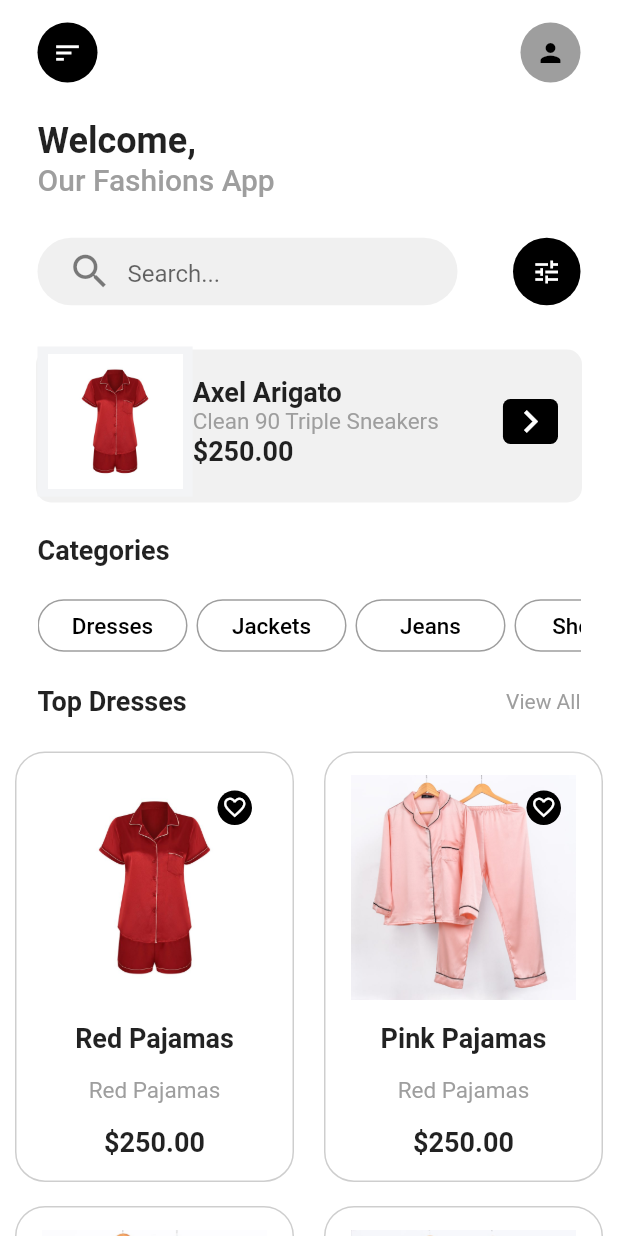
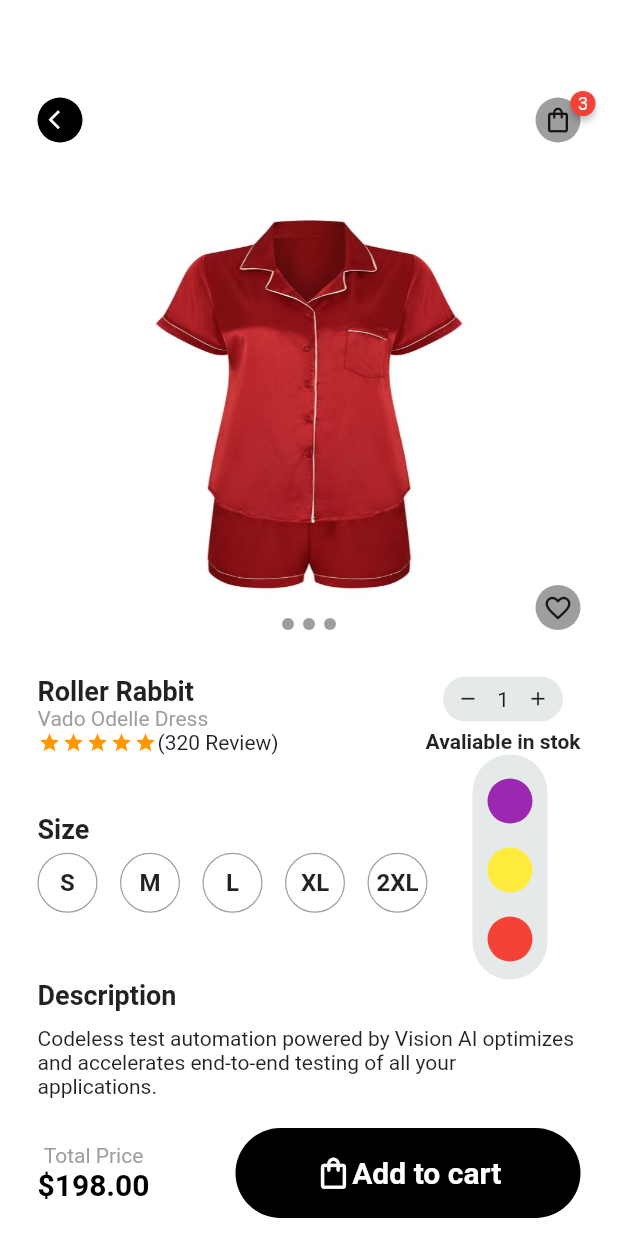
Before and after one commit to caominhbinh282/EcommerceMobileApp, a Flutter app: the screen it shows after launch, on a phone screen of 412 x 824 dp. Run offline on Flutter 3.47's test engine with Material 2 defaults, Android fonts, the light colour scheme and no system bars; drawn by our look-alikes of badges.

Commit message:
commit code frame 28

```diff
--- a/lib/main.dart
+++ b/lib/main.dart
@@ -1,3 +1,4 @@
+import 'package:ecommercemobileapp/screens/detail_screen.dart';
 import 'package:ecommercemobileapp/screens/home_screen.dart';
 import 'package:flutter/material.dart';
 
@@ -17,7 +18,7 @@ class MyApp extends StatelessWidget {
         scaffoldBackgroundColor: Colors.white,
       ),
       routes: {
-        "/" : (context) => HomeScreen()
+        "/" : (context) => DetailScreen()
       },
       // home: SafeArea(
       //   child: HomePage(),
--- /dev/null
+++ b/lib/screens/detail_screen.dart
@@ -0,0 +1,441 @@
+import 'package:flutter/material.dart';
+import '../widgets/detail_appbar.dart';
+
+class DetailScreen extends StatelessWidget{
+
+  List imgList = ['images/image1.jpg','images/image2.jpg','images/image3.jpg'];
+  int _count = 0;
+  List<String> listSize = ['S', 'M', 'L', 'XL', '2XL'];
+  List<String> listColors = ['purple', 'yellow', 'red', 'black', 'blue','green'];
+
+  @override
+  Widget build(BuildContext context) {
+    return Scaffold(
+      body: CustomScrollView(
+        physics: ClampingScrollPhysics(),
+        clipBehavior: Clip.none,
+        shrinkWrap: true,
+        slivers: [
+          SliverToBoxAdapter(
+            child: SizedBox(
+              width: double.maxFinite,
+              height: 430,
+              child: Container(
+                padding: EdgeInsets.only(top: 50),
+                child: Container(
+                  child: Column(
+                    children: [
+                      DetailAppbar(),
+                      Stack(
+                        clipBehavior: Clip.none,
+                        children: [
+                          Container(
+                            padding: EdgeInsets.only(top: 50),
+                            width: double.maxFinite,
+                            height: 320,
+                            decoration: BoxDecoration(
+                                image: DecorationImage(
+                                  image: Image.asset(
+                                    "images/image1.jpg",
+                                  ).image,
+                                  fit: BoxFit.fill,
+                                )
+                            ),
+                          ),
+                          Container(
+                            width: double.maxFinite,
+                            height: 320,
+                            alignment: Alignment.bottomCenter,
+                            padding: EdgeInsets.only(bottom: 10),
+                            child: Row(
+                              mainAxisAlignment: MainAxisAlignment.center,
+                              children: [
+                                Container(
+                                  width: 8,
+                                  height: 8,
+                                  margin: EdgeInsets.symmetric(horizontal: 3),
+                                  decoration: BoxDecoration(
+                                      shape: BoxShape.circle,
+                                      color: Colors.grey
+                                  ),
+                                ),
+                                Container(
+                                  width: 8,
+                                  height: 8,
+                                  margin: EdgeInsets.symmetric(horizontal: 3),
+                                  decoration: BoxDecoration(
+                                      shape: BoxShape.circle,
+                                      color: Colors.grey
+                                  ),
+                                ),
+                                Container(
+                                  width: 8,
+                                  height: 8,
+                                  margin: EdgeInsets.symmetric(horizontal: 3),
+                                  decoration: BoxDecoration(
+                                      shape: BoxShape.circle,
+                                      color: Colors.grey
+                                  ),
+                                )
+                              ],
+                            ),
+                          ),
+                          Container(
+                            width: double.maxFinite,
+                            height: 320,
+                            alignment: Alignment.bottomRight,
+                            padding: EdgeInsets.only(right: 25,bottom: 10),
+                            child: InkWell(
+                              onTap: (){},
+                              child: Container(
+                                width: 30,
+                                height: 30,
+                                decoration: BoxDecoration(
+                                    color: Colors.grey,
+                                    shape: BoxShape.circle
+                                ),
+                                child: Icon(
+                                  Icons.favorite_border,
+                                  size: 20,
+                                ),
+                              ),
+                            ),
+                          )
+                        ],
+                      ),
+                    ],
+                  ),
+                ),
+              ),
+            ),
+          ),
+          SliverToBoxAdapter(
+            child: Container(
+              padding: EdgeInsets.symmetric(horizontal: 25,vertical: 20),
+              width: double.maxFinite,
+              height: double.maxFinite,
+              child: Column(
+                children: [
+                  Row(
+                    mainAxisAlignment: MainAxisAlignment.spaceBetween,
+                    children: [
+                      Column(
+                        crossAxisAlignment: CrossAxisAlignment.start,
+                        children: [
+                          Text(
+                            'Roller Rabbit',
+                            style: TextStyle(
+                                fontSize: 18,
+                                fontWeight: FontWeight.bold
+                            ),
+                          ),
+                          Text(
+                            'Vado Odelle Dress',
+                            style: TextStyle(
+                                fontSize: 14,
+                                color: Colors.grey
+                            ),
+                          ),
+                          Row(
+                            children: [
+                              Container(
+                                width: 80,
+                                child: Row(
+                                  children: [
+                                    for(int i = 0; i < 5; i++)
+                                      Expanded(
+                                          flex: 1,
+                                          child: Icon(
+                                            Icons.star,
+                                            color: Colors.orange,
+                                            size: 15,
+                                          )
+                                      )
+                                  ],
+                                ),
+                              ),
+                              Text(
+                                '\(320 Review\)',
+                                style: TextStyle(
+                                    fontSize: 14
+                                ),
+                              )
+                            ],
+                          ),
+                        ],
+                      ),
+                      Column(
+                        children: [
+                          Container(
+                            width: 80,
+                            height: 30,
+                            padding: EdgeInsets.symmetric(horizontal: 5),
+                            decoration: BoxDecoration(
+                                borderRadius: BorderRadius.circular(30),
+                                color: Color(0xFFE5E9EA)
+                            ),
+                            child: Row(
+                              crossAxisAlignment: CrossAxisAlignment.center,
+                              mainAxisAlignment: MainAxisAlignment.center,
+                              children: [
+                                Expanded(
+                                    flex: 1,
+                                    child: Center(
+                                      child: Icon(
+                                        Icons.remove,
+                                        size: 15,
+                                      ),
+                                    )
+                                ),
+                                Expanded(
+                                    flex: 1,
+                                    child: Center(
+                                      child: Text(
+                                        '1',
+                                        style: TextStyle(
+                                            fontSize: 14
+                                        ),
+                                      ),
+                                    )
+                                ),
+                                Expanded(
+                                    flex: 1,
+                                    child: Center(
+                                      child: Icon(
+                                        Icons.add,
+                                        size: 15,
+                                      ),
+                                    )
+                                )
+                              ],
+                            ),
+                          ),
+                          Container(
+                            padding: EdgeInsets.only(top: 5),
+                            child: Text(
+                              'Avaliable in stok',
+                              style: TextStyle(
+                                  fontWeight: FontWeight.bold,
+                                  fontSize: 14
+                              ),
+                            ),
+                          )
+                        ],
+                      )
+                    ],
+                  ),
+                  Container(
+                    width: double.maxFinite,
+                    height: 150,
+                    child: Row(
+                      crossAxisAlignment: CrossAxisAlignment.center,
+                      children: [
+                        Container(
+                          width: 290,
+                          height: 80,
+                          child:Column(
+                            crossAxisAlignment: CrossAxisAlignment.start,
+                            mainAxisAlignment: MainAxisAlignment.center,
+                            children: [
+                              Container(
+                                child: Text(
+                                  'Size',
+                                  style: TextStyle(
+                                    fontSize: 18,
+                                    fontWeight: FontWeight.bold,
+                                  ),
+                                ),
+                              ),
+                              Container(
+                                width: 300,
+                                height: 50,
+                                child: ListView.builder(
+                                  scrollDirection: Axis.horizontal,
+                                  itemCount: listSize.length,
+                                  itemBuilder: (BuildContext context, int index) {
+                                    String size = listSize[index];
+                                    return InkWell(
+                                      onTap: (){},
+                                      child: Container(
+                                        margin: EdgeInsets.only(right: 15),
+                                        height: 40,
+                                        width: 40,
+                                        decoration: BoxDecoration(
+                                          shape: BoxShape.circle,
+                                          border: Border.all(
+                                            width: 0.8,
+                                            style: BorderStyle.solid,
+                                            color: Colors.grey,
+                                          ),
+                                        ),
+                                        child: Center(
+                                          child: Text(
+                                            size,
+                                            style: TextStyle(
+                                              fontSize: 16,
+                                              fontWeight: FontWeight.bold,
+                                            ),
+                                          ),
+                                        ),
+                                      ),
+                                    );
+                                  },
+                                ),
+                              ),
+                            ],
+                          ),
+                        ),
+                        Container(
+                          width: 50,
+                          height: 150,
+                          padding: EdgeInsets.symmetric(vertical: 8),
+                          decoration: BoxDecoration(
+                            borderRadius: BorderRadius.circular(30),
+                            color: Color(0xFFE5E9EA),
+                            boxShadow: [
+                              BoxShadow(
+                                color: Colors.white,
+                                offset: Offset(2, 2), // Điều chỉnh độ lệch theo chiều ngang và chiều dọc
+                                blurRadius: 5, // Điều chỉnh độ mờ
+                                spreadRadius: 2, // Điều chỉnh độ lan rộng
+                              ),
+                            ],
+                          ),
+                          child: ListView.builder(
+                            scrollDirection: Axis.vertical,
+                            itemCount: listColors.length,
+                            itemBuilder: (BuildContext context, int index) {
+                              String colorName = listColors[index];
+                              Color color;
+
+                              // Map tên màu với hằng số màu tương ứng
+                              switch (colorName) {
+                                case 'red':
+                                  color = Colors.red;
+                                  break;
+                                case 'blue':
+                                  color = Colors.blue;
+                                  break;
+                                case 'green':
+                                  color = Colors.green;
+                                  break;
+                                case 'yellow':
+                                  color = Colors.yellow;
+                                  break;
+                                case 'purple':
+                                  color = Colors.purple;
+                                  break;
+                                default:
+                                  color = Colors.black;
+                              }
+
+                              return InkWell(
+                                onTap: (){},
+                                child: Container(
+                                  margin: EdgeInsets.all(8),
+                                  width: 30,
+                                  height: 30,
+                                  decoration: BoxDecoration(
+                                    shape: BoxShape.circle,
+                                    color: color,
+                                  ),
+                                ),
+                              );
+                            },
+                          ),
+                        )
+                      ],
+                    ),
+                  ),
+                  //Description
+                  Container(
+                    width: double.maxFinite,
+                    child: Column(
+                      crossAxisAlignment: CrossAxisAlignment.start,
+                      children: [
+                        Container(
+                          child: Text(
+                            'Description',
+                            style: TextStyle(
+                              fontWeight: FontWeight.bold,
+                              fontSize: 18,
+                            ),
+                          ),
+                          margin: EdgeInsets.only(bottom: 10),
+                        ),
+                        Text(
+                            'Codeless test automation powered by Vision AI optimizes '
+                                'and accelerates end-to-end testing of all your applications.'
+
+                        )
+                      ],
+                    ),
+                  ),
+                  Container(
+                    width: double.maxFinite,
+                    height: 100,
+                    child: Row(
+                      mainAxisAlignment: MainAxisAlignment.spaceBetween,
+                      children: [
+                        Column(
+                          mainAxisAlignment: MainAxisAlignment.center,
+                          children: [
+                            Text(
+                              'Total Price',
+                              style: TextStyle(
+                                  fontSize: 14,
+                                  color: Colors.grey
+                              ),
+                            ),
+                            Text(
+                              '\$198.00',
+                              style: TextStyle(
+                                  color: Colors.black,
+                                  fontSize: 20,
+                                  fontWeight: FontWeight.bold
+                              ),
+                            )
+                          ],
+                        ),
+                        InkWell(
+                          onTap: (){},
+                          child: Container(
+                            width: 230,
+                            height: 60,
+                            decoration: BoxDecoration(
+                                borderRadius: BorderRadius.circular(30),
+                                color: Colors.black
+                            ),
+                            child: Row(
+                              mainAxisAlignment: MainAxisAlignment.center,
+                              children: [
+                                Icon(
+                                  Icons.shopping_bag_outlined,
+                                  size: 25,
+                                  color: Colors.white,
+                                ),
+                                Text(
+                                  'Add to cart',
+                                  style: TextStyle(
+                                      fontSize: 20,
+                                      color: Colors.white,
+                                      fontWeight: FontWeight.bold
+                                  ),
+                                )
+                              ],
+                            ),
+                          ),
+                        )
+                      ],
+                    ),
+                  ),
+                ],
+              ),
+            ),
+          ),
+        ],
+      ),
+    );
+  }
+
+}
--- /dev/null
+++ b/lib/widgets/detail_appbar.dart
@@ -0,0 +1,63 @@
+import 'package:flutter/material.dart';
+import 'package:badges/badges.dart' as badge;
+
+class DetailAppbar extends StatelessWidget{
+  @override
+  Widget build(BuildContext context) {
+    return Container(
+      color: Colors.white,
+      padding: EdgeInsets.symmetric(vertical: 15, horizontal: 25),
+      child: Row(
+        children: [
+          InkWell(
+            onTap: (){
+
+            },
+            child: Container(
+              width: 30,
+              height: 30,
+              decoration: BoxDecoration(
+                  shape: BoxShape.circle,
+                  color: Colors.black
+              ),
+              child: Icon(
+                Icons.arrow_back_ios,
+                size: 15,
+                color: Colors.white,
+              ),
+            ),
+          ),
+          Spacer(),
+          badge.Badge(
+            badgeStyle: const badge.BadgeStyle(
+                badgeColor: Colors.red
+            ),
+            badgeContent: Text(
+              '3',
+              style: TextStyle(
+                  color: Colors.white,
+                  fontSize: 12
+              ),
+            ),
+            child: InkWell(
+              onTap: (){},
+              child: Container(
+                width: 30,
+                height: 30,
+                decoration: BoxDecoration(
+                    color: Colors.grey,
+                    shape: BoxShape.circle
+                ),
+                child: Icon(
+                  Icons.shopping_bag_outlined,
+                  size: 20,
+                ),
+              ),
+            ),
+          )
+        ],
+      ),
+    );
+  }
+
+}
--- a/pubspec.yaml
+++ b/pubspec.yaml
@@ -35,6 +35,7 @@ dependencies:
   # The following adds the Cupertino Icons font to your application.
   # Use with the CupertinoIcons class for iOS style icons.
   cupertino_icons: ^1.0.2
+  badges: ^3.1.2
 
 dev_dependencies:
   flutter_test:
```
Also changed, not shown: pubspec.lock.
